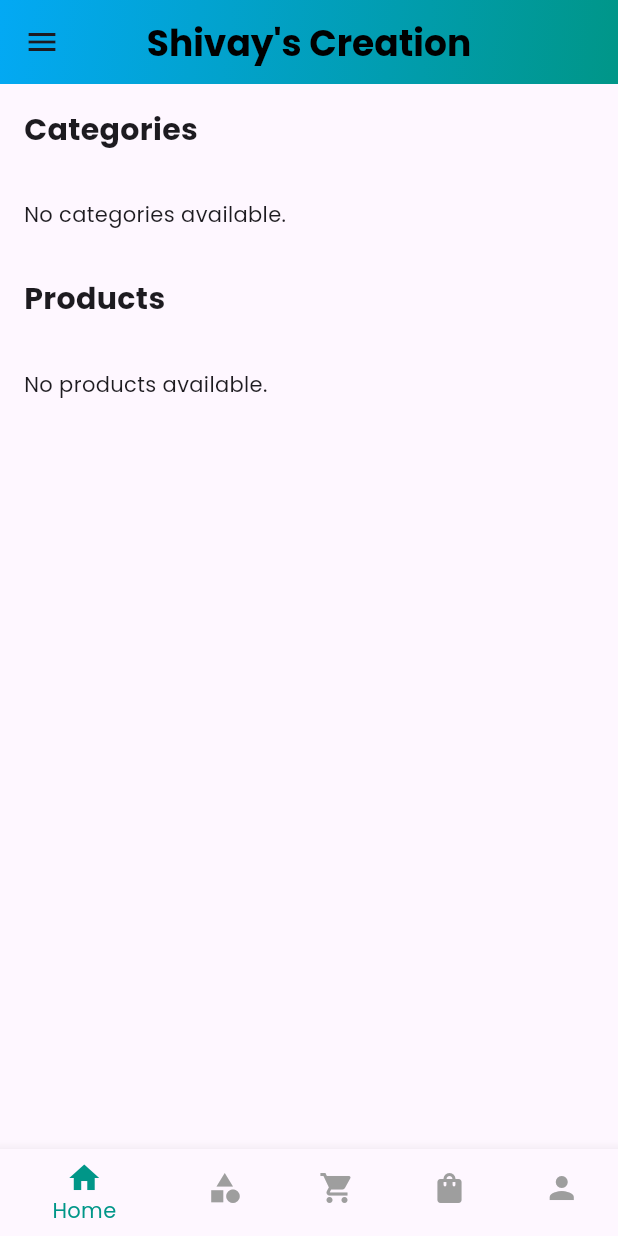
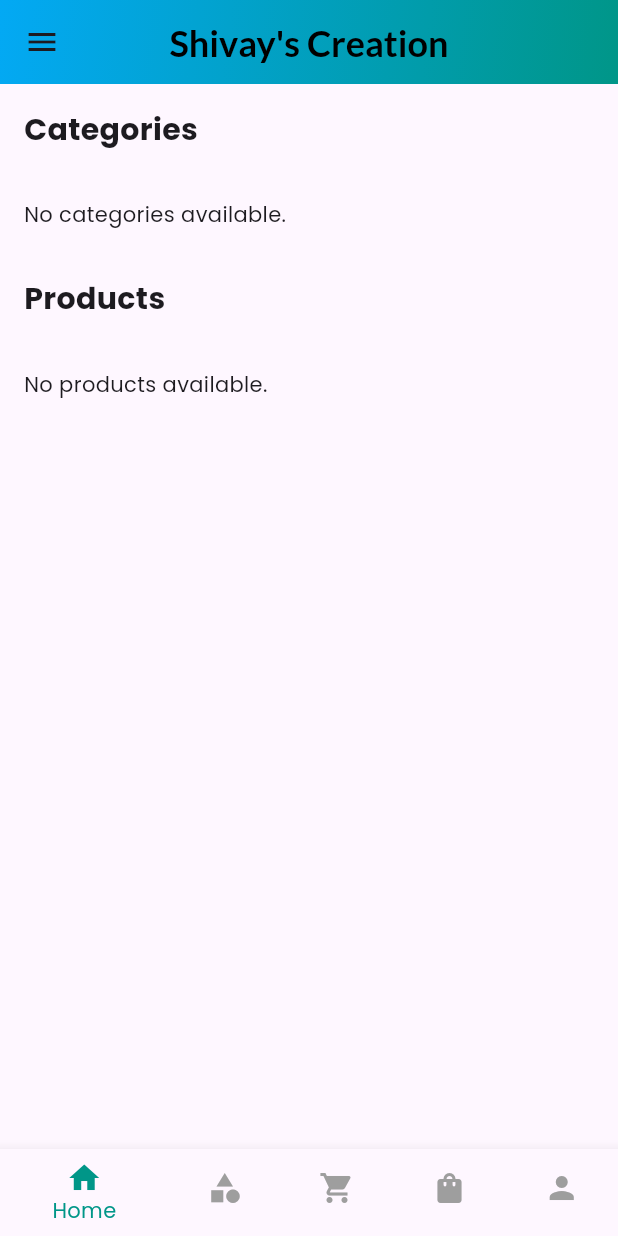
Before and after one commit to ArjunPankhaniya/shivayscreation-flutter, a Flutter app: the HomeScreen screen opened by its route, in the side drawer, after a tap on "Home", on a phone screen of 412 x 824 dp. Run offline on Flutter 3.47's test engine with Material 3 defaults, Android fonts, the phone set to English and light mode, and no system bars; our stand-ins replace cached_network_image, carousel_slider, cloud_firestore, firebase_auth, firebase_core, firebase_messaging and 7 more; missing offline and left inert: razorpay_flutter; accounts and stored records are empty.

```diff
--- a/lib/main.dart
+++ b/lib/main.dart
@@ -6,6 +6,8 @@ import 'package:provider/provider.dart';
 import 'package:firebase_messaging/firebase_messaging.dart';
 import 'package:flutter_local_notifications/flutter_local_notifications.dart';
 import 'package:shared_preferences/shared_preferences.dart';
+import 'package:shivayscreation/firebase_options.dart';
+
 
 // Screens
 import 'package:shivayscreation/screens/cart_screen.dart';
@@ -34,7 +36,8 @@ FlutterLocalNotificationsPlugin();
 
 void main() async {
   WidgetsFlutterBinding.ensureInitialized();
-  await Firebase.initializeApp();
+  await Firebase.initializeApp(options: DefaultFirebaseOptions.currentPlatform,);
+
 
   // 🔥 Clear stored login data on first launch
   await clearStoredAuthData();
--- a/lib/screens/cart_screen.dart
+++ b/lib/screens/cart_screen.dart
@@ -43,10 +43,10 @@ class _CartScreenState extends State<CartScreen> {
     final cartItems = cartProvider.cartItems;
 
     return Scaffold(
-      appBar: AppBar(
-        title: const Text('Your Cart'),
-        backgroundColor: Colors.teal,
-      ),
+      // appBar: AppBar(
+      //   title: const Text('Your Cart'),
+      //   backgroundColor: Colors.teal,
+      // ),
       body: cartItems.isEmpty ? _buildEmptyCartView() : _buildCartItemsListView(cartProvider),
     );
   }
--- a/lib/screens/categories_screen.dart
+++ b/lib/screens/categories_screen.dart
@@ -94,14 +94,14 @@ class _CategoriesScreenState extends State<CategoriesScreen> {
   @override
   Widget build(BuildContext context) {
     return Scaffold(
-      appBar: AppBar(
-        title: const Text(
-          'Categories',
-          style: TextStyle(fontWeight: FontWeight.bold),
-        ),
-        backgroundColor: Colors.teal,
-        centerTitle: true,
-      ),
+      // appBar: AppBar(
+      //   title: const Text(
+      //     'Categories',
+      //     style: TextStyle(fontWeight: FontWeight.bold),
+      //   ),
+      //   backgroundColor: Colors.teal,
+      //   centerTitle: true,
+      // ),
       body: isLoadingCategories
           ? const Center(child: CircularProgressIndicator())
           : categories.isEmpty
--- a/lib/screens/contact_screen.dart
+++ b/lib/screens/contact_screen.dart
@@ -1,6 +1,5 @@
 import 'package:flutter/material.dart';
 import 'dart:async';
-import 'package:url_launcher/link.dart';
 import 'package:url_launcher/url_launcher.dart';
 
 class ContactScreen extends StatelessWidget {
--- a/lib/screens/home_screen.dart
+++ b/lib/screens/home_screen.dart
@@ -7,14 +7,10 @@ import 'login_screen.dart';
 import 'profile_screen.dart';
 import 'categories_screen.dart';
 import 'cart_screen.dart';
-import 'add_category_product_screen.dart';
 import 'home_content.dart';
-import 'about_screen.dart';
-import 'help_screen.dart';
-import 'contact_screen.dart';
-import 'settings_screen.dart';
 import 'package:shivayscreation/providers/cart_provider.dart';
 import 'my_order.dart';
+import 'package:google_fonts/google_fonts.dart';
 
 class HomeScreen extends StatefulWidget {
   const HomeScreen({super.key});
@@ -90,20 +86,24 @@ class _HomeScreenState extends State<HomeScreen> {
 
     return Scaffold(
       appBar: AppBar(
-        title: const Text(
+        title: Text(
           'Shivay\'s Creation',
-          style: TextStyle(
+          style: GoogleFonts.lato(
             fontWeight: FontWeight.bold,
             fontSize: 24,
-            color: Colors.black, // ✅ Text BLACK rahega
+            color: Colors.black,
           ),
         ),
         centerTitle: true,
-        backgroundColor: Colors.transparent, // ✅ Background transparent
+        elevation: 4, // ✅ Adds subtle shadow
+        shape: const RoundedRectangleBorder(
+          borderRadius: BorderRadius.vertical(bottom: Radius.circular(16)),
+        ),
+        backgroundColor: Colors.transparent,
         flexibleSpace: Container(
-          decoration: const BoxDecoration(
+          decoration: BoxDecoration(
             gradient: LinearGradient(
-              colors: [Colors.lightBlue, Colors.teal], // ✅ Gradient Background
+              colors: [Colors.lightBlue, Colors.teal],
               begin: Alignment.topLeft,
               end: Alignment.bottomRight,
             ),
@@ -111,108 +111,52 @@ class _HomeScreenState extends State<HomeScreen> {
         ),
       ),
       drawer: Drawer(
-        child: ListView(
-          padding: EdgeInsets.zero,
+        child: Column(
           children: [
-            UserAccountsDrawerHeader(
-              decoration: const BoxDecoration(
-                gradient: LinearGradient(
-                  colors: [Colors.lightBlue, Colors.teal],
-                  begin: Alignment.topLeft,
-                  end: Alignment.bottomRight,
-                ),
-              ),
-              accountName: Text(userName, style: const TextStyle(color: Colors.white)),
-              accountEmail: Text(FirebaseAuth.instance.currentUser?.email ?? "No Email", style: const TextStyle(color: Colors.white70)),
-              currentAccountPicture: GestureDetector(
-                onTap: () {
-                  Navigator.push(
-                    context,
-                    MaterialPageRoute(builder: (context) => const ProfileScreen()),
-                  );
-                },
-                child: CircleAvatar(
-                  backgroundColor: Colors.white,
+            DrawerHeader(
+              child: Column(
+                mainAxisAlignment: MainAxisAlignment.center,
+                children: [
+                  CircleAvatar(
+                    radius: 40,
                     backgroundImage: userImageUrl.isNotEmpty ? NetworkImage(userImageUrl) : null,
                     child: userImageUrl.isEmpty
                         ? const Icon(Icons.person, size: 40, color: Colors.teal)
                         : null,
                   ),
+                  const SizedBox(height: 8),
+                  Text(
+                    userName,
+                    style: const TextStyle(fontSize: 18, fontWeight: FontWeight.bold),
+                  ),
+                  Text(
+                    FirebaseAuth.instance.currentUser?.email ?? "No Email",
+                    style: const TextStyle(fontSize: 14, color: Colors.grey),
+                  ),
+                ],
               ),
             ),
-            ListTile(
-              leading: const Icon(Icons.home),
-              title: const Text('Home'),
-              onTap: () {
-                _onItemTapped(0);
-                Navigator.pop(context);
-              },
-            ),
-            ListTile(
-              leading: const Icon(Icons.category),
-              title: const Text('Categories'),
-              onTap: () {
-                _onItemTapped(1);
-                Navigator.pop(context);
-              },
-            ),
-            ListTile(
-              leading: const Icon(Icons.shopping_cart),
-              title: const Text('Cart'),
-              onTap: () {
-                _onItemTapped(2);
-                Navigator.pop(context);
-              },
-            ),
-            ListTile(
-              leading: const Icon(Icons.add_circle),
-              title: const Text('Add Category'),
-              onTap: () {
-                _navigateTo(context, const AddCategoryProductScreen()); // ✅ Screen pe navigate karega
-              },
-            ),
 
-            ListTile(
-              leading: const Icon(Icons.person),
-              title: const Text('Profile'),
-              onTap: () {
-                _onItemTapped(4);
-                Navigator.pop(context);
-              },
-            ),
+            Expanded(
+              child: ListView(
+                padding: EdgeInsets.zero,
+                children: [
+                  _buildDrawerTile(Icons.home, 'Home', 0),
+                  _buildDrawerTile(Icons.category, 'Categories', 1),
+                  _buildDrawerTile(Icons.shopping_cart, 'Cart', 2),
+                  _buildDrawerTile(Icons.person, 'Profile', 4),
                   const Divider(),
-            ListTile(
-              leading: const Icon(Icons.info),
-              title: const Text('About Us'),
-              onTap: () {
-                _navigateTo(context, const AboutScreen());
-              },
-            ),
-            ListTile(
-              leading: const Icon(Icons.settings),
-              title: const Text('Settings'),
-              onTap: () {
-                _navigateTo(context, const SettingsScreen());
-              },
-            ),
-            ListTile(
-              leading: const Icon(Icons.help),
-              title: const Text('Help & Support'),
-              onTap: () {
-                _navigateTo(context, const HelpScreen());
-              },
-            ),
-            ListTile(
-              leading: const Icon(Icons.contact_phone),
-              title: const Text('Contact'),
-              onTap: () {
-                _navigateTo(context, const ContactScreen());
-              },
-            ),
+                  _buildDrawerTile(Icons.info, 'About Us', 5),
+                  _buildDrawerTile(Icons.settings, 'Settings', 6),
+                  _buildDrawerTile(Icons.help, 'Help & Support', 7),
+                  _buildDrawerTile(Icons.contact_phone, 'Contact', 8),
                   ListTile(
                     leading: const Icon(Icons.exit_to_app, color: Colors.red),
                     title: const Text('Logout', style: TextStyle(color: Colors.red)),
                     onTap: _logout,
+                  ),
+                ],
+              ),
             ),
           ],
         ),
@@ -266,4 +210,15 @@ class _HomeScreenState extends State<HomeScreen> {
       ),
     );
   }
+
+  Widget _buildDrawerTile(IconData icon, String title, int index) {
+    return ListTile(
+      leading: Icon(icon, color: Colors.teal),
+      title: Text(title, style: GoogleFonts.lato(fontSize: 16)),
+      onTap: () {
+        _onItemTapped(index);
+        Navigator.pop(context);
+      },
+    );
   }
+}
--- a/lib/screens/my_order.dart
+++ b/lib/screens/my_order.dart
@@ -71,11 +71,11 @@ class _MyOrdersScreenState extends State<MyOrdersScreen> {
         return true;
       },
       child: Scaffold(
-        appBar: AppBar(
-          title: const Text("My Orders"),
-          centerTitle: true,
-          backgroundColor: Colors.lightBlue[800],
-        ),
+        // appBar: AppBar(
+        //   title: const Text("My Orders"),
+        //   centerTitle: true,
+        //   backgroundColor: Colors.lightBlue[800],
+        // ),
         body: RefreshIndicator(
           onRefresh: () async {
             _refreshOrders(); // ✅ Refresh pe orders reload honge
--- a/lib/screens/settings_screen.dart
+++ b/lib/screens/settings_screen.dart
@@ -1,6 +1,4 @@
 import 'package:flutter/material.dart';
-import 'package:url_launcher/url_launcher.dart';
-
 class SettingsScreen extends StatelessWidget {
   const SettingsScreen({super.key});
 
--- a/pubspec.yaml
+++ b/pubspec.yaml
@@ -23,6 +23,7 @@ dependencies:
   # Firebase dependencies
 
   firebase_core: ^3.12.1      # Firebase core dependency
+  firebase_core_web: ^2.9.0
   firebase_auth: ^5.3.4      # Firebase authentication dependency
   firebase_data_connect: ^0.1.2+5
   cloud_firestore: ^5.6.0     # Firebase Firestore dependency
```
Also changed, not shown: lib/screens/home_content.dart (+32 -18 lines), lib/firebase_options.dart (added), 6 other files. Lines whose indentation alone changed are shown as unchanged.
